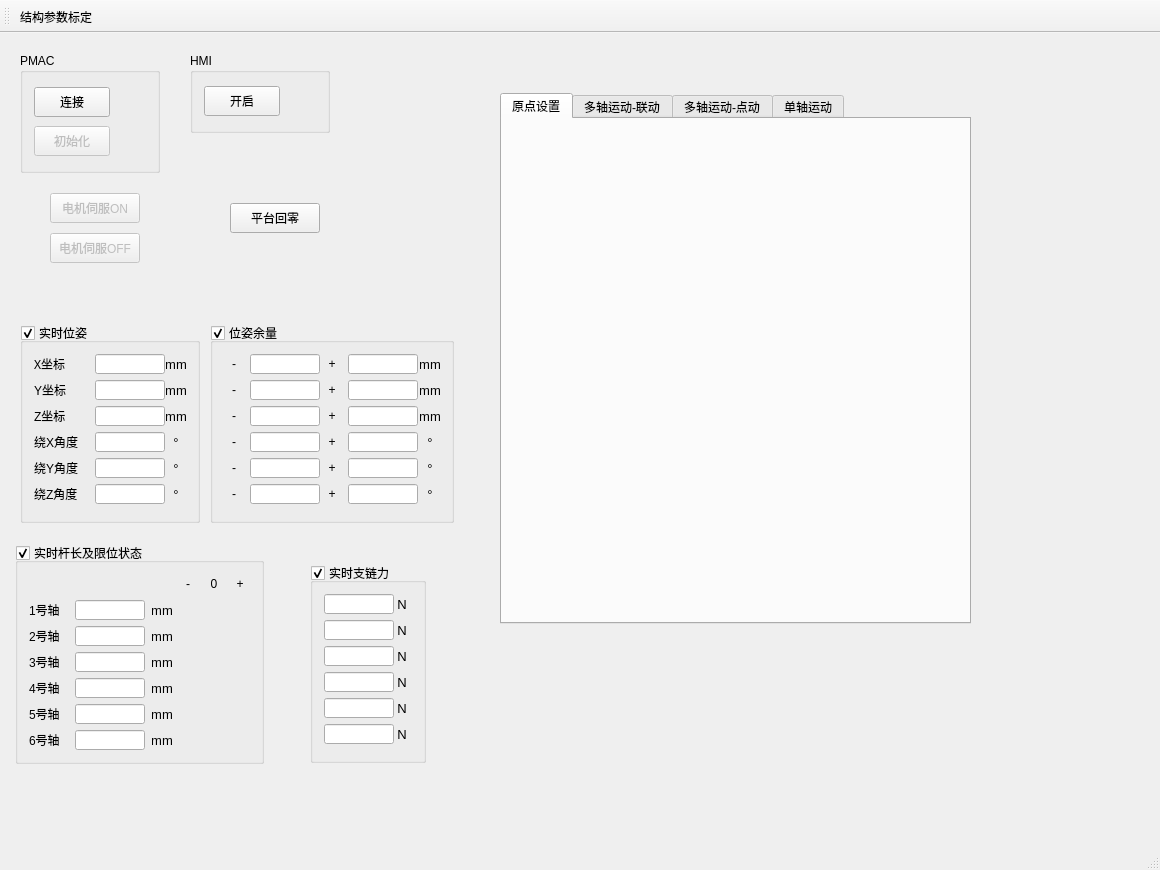
Old version of the form SixUpsUiAo/SixUpsUiAo.ui in the repository Wao1996/SixUpsUiAo.
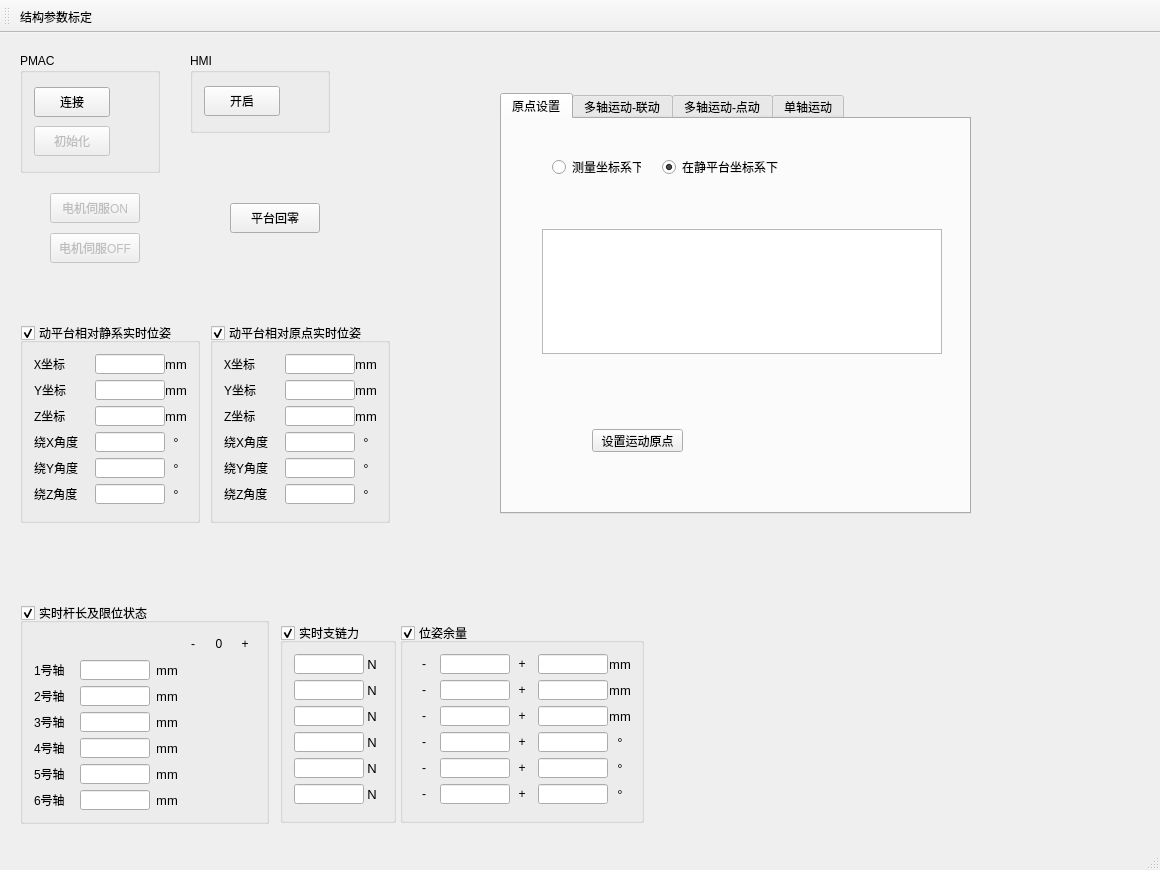
New version of the form. The open tabs and pages were chosen to show the change. Icons and pictures are not drawn.

Commit message: 增加原点设置表格

```diff
--- a/SixUpsUiAo/SixUpsUiAo.ui
+++ b/SixUpsUiAo/SixUpsUiAo.ui
@@ -249,7 +249,7 @@
      </size>
     </property>
     <property name="title">
-     <string>实时位姿</string>
+     <string>动平台相对静系实时位姿</string>
     </property>
     <property name="checkable">
      <bool>true</bool>
@@ -692,8 +692,8 @@
    <widget class="QGroupBox" name="realTimeLengths">
     <property name="geometry">
      <rect>
-      <x>15</x>
-      <y>510</y>
+      <x>20</x>
+      <y>570</y>
       <width>249</width>
       <height>221</height>
      </rect>
@@ -1755,8 +1755,8 @@
    <widget class="QGroupBox" name="poseMargin">
     <property name="geometry">
      <rect>
-      <x>210</x>
-      <y>290</y>
+      <x>400</x>
+      <y>590</y>
       <width>244</width>
       <height>200</height>
      </rect>
@@ -2484,8 +2484,8 @@
     </property>
     <property name="geometry">
      <rect>
-      <x>310</x>
-      <y>530</y>
+      <x>280</x>
+      <y>590</y>
       <width>116</width>
       <height>200</height>
      </rect>
@@ -2796,7 +2796,7 @@
       <x>500</x>
       <y>60</y>
       <width>471</width>
-      <height>531</height>
+      <height>421</height>
      </rect>
     </property>
     <property name="currentIndex">
@@ -2806,6 +2806,94 @@
      <attribute name="title">
       <string>原点设置</string>
      </attribute>
+     <widget class="QRadioButton" name="MsetOriginRBtn">
+      <property name="geometry">
+       <rect>
+        <x>50</x>
+        <y>40</y>
+        <width>89</width>
+        <height>16</height>
+       </rect>
+      </property>
+      <property name="text">
+       <string>测量坐标系下</string>
+      </property>
+     </widget>
+     <widget class="QRadioButton" name="SsetOriginRBtn">
+      <property name="geometry">
+       <rect>
+        <x>160</x>
+        <y>40</y>
+        <width>121</width>
+        <height>16</height>
+       </rect>
+      </property>
+      <property name="text">
+       <string>在静平台坐标系下</string>
+      </property>
+      <property name="checked">
+       <bool>true</bool>
+      </property>
+     </widget>
+     <widget class="QPushButton" name="setOriginBtn">
+      <property name="geometry">
+       <rect>
+        <x>90</x>
+        <y>310</y>
+        <width>91</width>
+        <height>23</height>
+       </rect>
+      </property>
+      <property name="text">
+       <string>设置运动原点</string>
+      </property>
+     </widget>
+     <widget class="QTableWidget" name="tableSetOrigin">
+      <property name="enabled">
+       <bool>true</bool>
+      </property>
+      <property name="geometry">
+       <rect>
+        <x>40</x>
+        <y>110</y>
+        <width>400</width>
+        <height>125</height>
+       </rect>
+      </property>
+      <property name="sizePolicy">
+       <sizepolicy hsizetype="Expanding" vsizetype="Fixed">
+        <horstretch>0</horstretch>
+        <verstretch>0</verstretch>
+       </sizepolicy>
+      </property>
+      <property name="minimumSize">
+       <size>
+        <width>400</width>
+        <height>125</height>
+       </size>
+      </property>
+      <property name="maximumSize">
+       <size>
+        <width>16777215</width>
+        <height>125</height>
+       </size>
+      </property>
+      <property name="dragEnabled">
+       <bool>true</bool>
+      </property>
+      <property name="dragDropOverwriteMode">
+       <bool>true</bool>
+      </property>
+      <property name="dragDropMode">
+       <enum>QAbstractItemView::DragDrop</enum>
+      </property>
+      <attribute name="horizontalHeaderStretchLastSection">
+       <bool>false</bool>
+      </attribute>
+      <attribute name="verticalHeaderStretchLastSection">
+       <bool>false</bool>
+      </attribute>
+     </widget>
     </widget>
     <widget class="QWidget" name="tab_multiAxis">
      <attribute name="title">
@@ -5039,6 +5127,468 @@
      <string>平台回零</string>
     </property>
    </widget>
+   <widget class="QGroupBox" name="realTimePose_Origin">
+    <property name="geometry">
+     <rect>
+      <x>210</x>
+      <y>290</y>
+      <width>180</width>
+      <height>200</height>
+     </rect>
+    </property>
+    <property name="minimumSize">
+     <size>
+      <width>180</width>
+      <height>200</height>
+     </size>
+    </property>
+    <property name="maximumSize">
+     <size>
+      <width>180</width>
+      <height>200</height>
+     </size>
+    </property>
+    <property name="title">
+     <string>动平台相对原点实时位姿</string>
+    </property>
+    <property name="checkable">
+     <bool>true</bool>
+    </property>
+    <layout class="QGridLayout" name="gridLayout_14">
+     <item row="0" column="0">
+      <widget class="QLabel" name="label_37">
+       <property name="minimumSize">
+        <size>
+         <width>55</width>
+         <height>20</height>
+        </size>
+       </property>
+       <property name="maximumSize">
+        <size>
+         <width>55</width>
+         <height>20</height>
+        </size>
+       </property>
+       <property name="font">
+        <font>
+         <family>Adobe Devanagari</family>
+         <pointsize>9</pointsize>
+        </font>
+       </property>
+       <property name="text">
+        <string>X坐标</string>
+       </property>
+      </widget>
+     </item>
+     <item row="0" column="1">
+      <widget class="QLineEdit" name="led_realTimeX_Origin">
+       <property name="minimumSize">
+        <size>
+         <width>70</width>
+         <height>20</height>
+        </size>
+       </property>
+       <property name="maximumSize">
+        <size>
+         <width>70</width>
+         <height>20</height>
+        </size>
+       </property>
+       <property name="layoutDirection">
+        <enum>Qt::LeftToRight</enum>
+       </property>
+       <property name="text">
+        <string/>
+       </property>
+       <property name="readOnly">
+        <bool>true</bool>
+       </property>
+      </widget>
+     </item>
+     <item row="0" column="2">
+      <widget class="QLabel" name="lab_mm1_2">
+       <property name="minimumSize">
+        <size>
+         <width>20</width>
+         <height>20</height>
+        </size>
+       </property>
+       <property name="maximumSize">
+        <size>
+         <width>20</width>
+         <height>20</height>
+        </size>
+       </property>
+       <property name="font">
+        <font>
+         <pointsize>10</pointsize>
+        </font>
+       </property>
+       <property name="text">
+        <string>mm</string>
+       </property>
+       <property name="alignment">
+        <set>Qt::AlignCenter</set>
+       </property>
+      </widget>
+     </item>
+     <item row="1" column="0">
+      <widget class="QLabel" name="label_38">
+       <property name="minimumSize">
+        <size>
+         <width>55</width>
+         <height>20</height>
+        </size>
+       </property>
+       <property name="maximumSize">
+        <size>
+         <width>55</width>
+         <height>20</height>
+        </size>
+       </property>
+       <property name="text">
+        <string>Y坐标</string>
+       </property>
+      </widget>
+     </item>
+     <item row="1" column="1">
+      <widget class="QLineEdit" name="led_realTimeY_Origin">
+       <property name="minimumSize">
+        <size>
+         <width>70</width>
+         <height>20</height>
+        </size>
+       </property>
+       <property name="maximumSize">
+        <size>
+         <width>70</width>
+         <height>20</height>
+        </size>
+       </property>
+       <property name="layoutDirection">
+        <enum>Qt::LeftToRight</enum>
+       </property>
+       <property name="text">
+        <string/>
+       </property>
+       <property name="readOnly">
+        <bool>true</bool>
+       </property>
+      </widget>
+     </item>
+     <item row="1" column="2">
+      <widget class="QLabel" name="lab_mm2_2">
+       <property name="minimumSize">
+        <size>
+         <width>20</width>
+         <height>20</height>
+        </size>
+       </property>
+       <property name="maximumSize">
+        <size>
+         <width>20</width>
+         <height>20</height>
+        </size>
+       </property>
+       <property name="font">
+        <font>
+         <pointsize>10</pointsize>
+        </font>
+       </property>
+       <property name="text">
+        <string>mm</string>
+       </property>
+       <property name="alignment">
+        <set>Qt::AlignCenter</set>
+       </property>
+      </widget>
+     </item>
+     <item row="2" column="0">
+      <widget class="QLabel" name="label_39">
+       <property name="minimumSize">
+        <size>
+         <width>55</width>
+         <height>20</height>
+        </size>
+       </property>
+       <property name="maximumSize">
+        <size>
+         <width>55</width>
+         <height>20</height>
+        </size>
+       </property>
+       <property name="text">
+        <string>Z坐标</string>
+       </property>
+      </widget>
+     </item>
+     <item row="2" column="1">
+      <widget class="QLineEdit" name="led_realTimeZ_Origin">
+       <property name="minimumSize">
+        <size>
+         <width>70</width>
+         <height>20</height>
+        </size>
+       </property>
+       <property name="maximumSize">
+        <size>
+         <width>70</width>
+         <height>20</height>
+        </size>
+       </property>
+       <property name="layoutDirection">
+        <enum>Qt::LeftToRight</enum>
+       </property>
+       <property name="text">
+        <string/>
+       </property>
+       <property name="readOnly">
+        <bool>true</bool>
+       </property>
+      </widget>
+     </item>
+     <item row="2" column="2">
+      <widget class="QLabel" name="lab_mm3_2">
+       <property name="minimumSize">
+        <size>
+         <width>20</width>
+         <height>20</height>
+        </size>
+       </property>
+       <property name="maximumSize">
+        <size>
+         <width>20</width>
+         <height>20</height>
+        </size>
+       </property>
+       <property name="font">
+        <font>
+         <pointsize>10</pointsize>
+        </font>
+       </property>
+       <property name="text">
+        <string>mm</string>
+       </property>
+       <property name="alignment">
+        <set>Qt::AlignCenter</set>
+       </property>
+      </widget>
+     </item>
+     <item row="3" column="0">
+      <widget class="QLabel" name="label_40">
+       <property name="minimumSize">
+        <size>
+         <width>55</width>
+         <height>20</height>
+        </size>
+       </property>
+       <property name="maximumSize">
+        <size>
+         <width>55</width>
+         <height>20</height>
+        </size>
+       </property>
+       <property name="text">
+        <string>绕X角度</string>
+       </property>
+      </widget>
+     </item>
+     <item row="3" column="1">
+      <widget class="QLineEdit" name="led_realTimeRdeg_Origin">
+       <property name="minimumSize">
+        <size>
+         <width>70</width>
+         <height>20</height>
+        </size>
+       </property>
+       <property name="maximumSize">
+        <size>
+         <width>70</width>
+         <height>20</height>
+        </size>
+       </property>
+       <property name="layoutDirection">
+        <enum>Qt::LeftToRight</enum>
+       </property>
+       <property name="text">
+        <string/>
+       </property>
+       <property name="readOnly">
+        <bool>true</bool>
+       </property>
+      </widget>
+     </item>
+     <item row="3" column="2">
+      <widget class="QLabel" name="lab_deg1_2">
+       <property name="minimumSize">
+        <size>
+         <width>20</width>
+         <height>20</height>
+        </size>
+       </property>
+       <property name="maximumSize">
+        <size>
+         <width>20</width>
+         <height>20</height>
+        </size>
+       </property>
+       <property name="font">
+        <font>
+         <pointsize>10</pointsize>
+        </font>
+       </property>
+       <property name="text">
+        <string>°</string>
+       </property>
+       <property name="alignment">
+        <set>Qt::AlignCenter</set>
+       </property>
+      </widget>
+     </item>
+     <item row="4" column="0">
+      <widget class="QLabel" name="label_41">
+       <property name="minimumSize">
+        <size>
+         <width>55</width>
+         <height>20</height>
+        </size>
+       </property>
+       <property name="maximumSize">
+        <size>
+         <width>55</width>
+         <height>20</height>
+        </size>
+       </property>
+       <property name="text">
+        <string>绕Y角度</string>
+       </property>
+      </widget>
+     </item>
+     <item row="4" column="1">
+      <widget class="QLineEdit" name="led_realTimePdeg_Origin">
+       <property name="minimumSize">
+        <size>
+         <width>70</width>
+         <height>20</height>
+        </size>
+       </property>
+       <property name="maximumSize">
+        <size>
+         <width>70</width>
+         <height>20</height>
+        </size>
+       </property>
+       <property name="layoutDirection">
+        <enum>Qt::LeftToRight</enum>
+       </property>
+       <property name="text">
+        <string/>
+       </property>
+       <property name="readOnly">
+        <bool>true</bool>
+       </property>
+      </widget>
+     </item>
+     <item row="4" column="2">
+      <widget class="QLabel" name="lab_deg2_2">
+       <property name="minimumSize">
+        <size>
+         <width>20</width>
+         <height>20</height>
+        </size>
+       </property>
+       <property name="maximumSize">
+        <size>
+         <width>20</width>
+         <height>20</height>
+        </size>
+       </property>
+       <property name="font">
+        <font>
+         <pointsize>10</pointsize>
+        </font>
+       </property>
+       <property name="text">
+        <string>°</string>
+       </property>
+       <property name="alignment">
+        <set>Qt::AlignCenter</set>
+       </property>
+      </widget>
+     </item>
+     <item row="5" column="0">
+      <widget class="QLabel" name="label_42">
+       <property name="minimumSize">
+        <size>
+         <width>55</width>
+         <height>20</height>
+        </size>
+       </property>
+       <property name="maximumSize">
+        <size>
+         <width>55</width>
+         <height>20</height>
+        </size>
+       </property>
+       <property name="text">
+        <string>绕Z角度</string>
+       </property>
+      </widget>
+     </item>
+     <item row="5" column="1">
+      <widget class="QLineEdit" name="led_realTimeYdeg_Origin">
+       <property name="minimumSize">
+        <size>
+         <width>70</width>
+         <height>20</height>
+        </size>
+       </property>
+       <property name="maximumSize">
+        <size>
+         <width>70</width>
+         <height>20</height>
+        </size>
+       </property>
+       <property name="layoutDirection">
+        <enum>Qt::LeftToRight</enum>
+       </property>
+       <property name="text">
+        <string/>
+       </property>
+       <property name="readOnly">
+        <bool>true</bool>
+       </property>
+      </widget>
+     </item>
+     <item row="5" column="2">
+      <widget class="QLabel" name="lab_deg3_2">
+       <property name="minimumSize">
+        <size>
+         <width>20</width>
+         <height>20</height>
+        </size>
+       </property>
+       <property name="maximumSize">
+        <size>
+         <width>20</width>
+         <height>20</height>
+        </size>
+       </property>
+       <property name="font">
+        <font>
+         <pointsize>10</pointsize>
+        </font>
+       </property>
+       <property name="text">
+        <string>°</string>
+       </property>
+       <property name="alignment">
+        <set>Qt::AlignCenter</set>
+       </property>
+      </widget>
+     </item>
+    </layout>
+   </widget>
    <zorder>realTimeLengths</zorder>
    <zorder>HMI</zorder>
    <zorder>PMAC</zorder>
```
Left out of the diff: 5 changed lines with no effect on the pictures. The commit also changes 4 other files.
